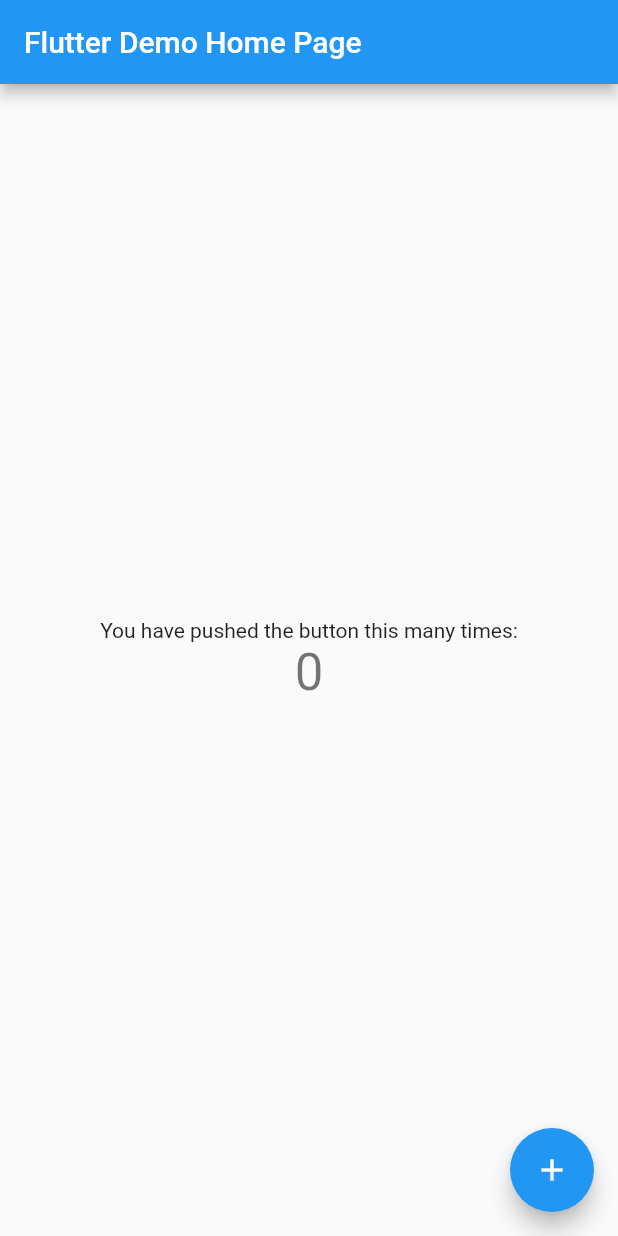
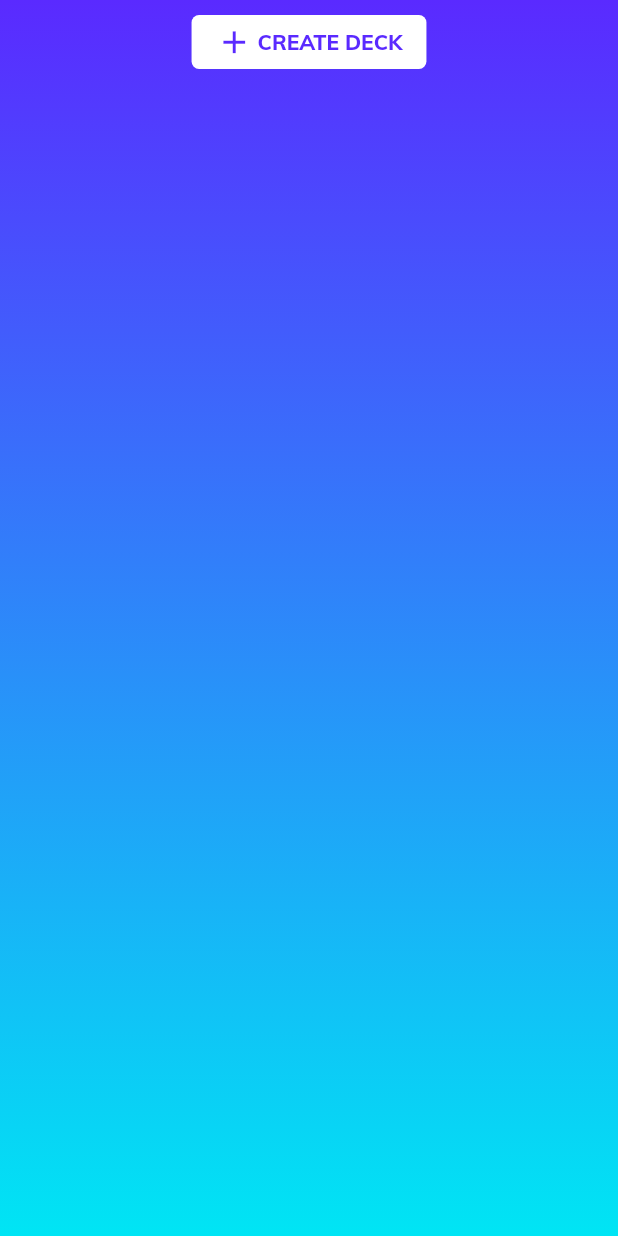
Before and after one commit to memorize-ai/android, a Flutter app: the screen it shows after launch, on a phone screen of 412 x 824 dp. Run offline on Flutter 3.47's test engine with Material 2 defaults, Android fonts, the phone set to English and light mode, and no system bars.

Commit message:
✨ Add background and basic styling
Signed-off-by: Matthew Gleich <matthewgleich@gmail.com>

```diff
--- a/lib/main.dart
+++ b/lib/main.dart
@@ -1,117 +1,21 @@
 import 'package:flutter/material.dart';
 
-void main() {
-  runApp(MyApp());
-}
+import 'package:memorize_ai/routes/home/home.dart';
+import 'package:memorize_ai/theme.dart';
 
-class MyApp extends StatelessWidget {
-  // This widget is the root of your application.
+void main() => runApp(App());
+
+class App extends StatelessWidget {
   @override
   Widget build(BuildContext context) {
     return MaterialApp(
-      title: 'Flutter Demo',
-      theme: ThemeData(
-        // This is the theme of your application.
-        //
-        // Try running your application with "flutter run". You'll see the
-        // application has a blue toolbar. Then, without quitting the app, try
-        // changing the primarySwatch below to Colors.green and then invoke
-        // "hot reload" (press "r" in the console where you ran "flutter run",
-        // or simply save your changes to "hot reload" in a Flutter IDE).
-        // Notice that the counter didn't reset back to zero; the application
-        // is not restarted.
-        primarySwatch: Colors.blue,
-        // This makes the visual density adapt to the platform that you run
-        // the app on. For desktop platforms, the controls will be smaller and
-        // closer together (more dense) than on mobile platforms.
-        visualDensity: VisualDensity.adaptivePlatformDensity,
-      ),
-      home: MyHomePage(title: 'Flutter Demo Home Page'),
+      title: 'memorize.ai',
+      theme: Themes().lightMode,
+      darkTheme: Themes().darkMode,
+      debugShowCheckedModeBanner: false,
+      routes: {
+        HomeRoute.routeName: (ctx) => HomeRoute(),
+      },
     );
   }
 }
-
-class MyHomePage extends StatefulWidget {
-  MyHomePage({Key key, this.title}) : super(key: key);
-
-  // This widget is the home page of your application. It is stateful, meaning
-  // that it has a State object (defined below) that contains fields that affect
-  // how it looks.
-
-  // This class is the configuration for the state. It holds the values (in this
-  // case the title) provided by the parent (in this case the App widget) and
-  // used by the build method of the State. Fields in a Widget subclass are
-  // always marked "final".
-
-  final String title;
-
-  @override
-  _MyHomePageState createState() => _MyHomePageState();
-}
-
-class _MyHomePageState extends State<MyHomePage> {
-  int _counter = 0;
-
-  void _incrementCounter() {
-    setState(() {
-      // This call to setState tells the Flutter framework that something has
-      // changed in this State, which causes it to rerun the build method below
-      // so that the display can reflect the updated values. If we changed
-      // _counter without calling setState(), then the build method would not be
-      // called again, and so nothing would appear to happen.
-      _counter++;
-    });
-  }
-
-  @override
-  Widget build(BuildContext context) {
-    // This method is rerun every time setState is called, for instance as done
-    // by the _incrementCounter method above.
-    //
-    // The Flutter framework has been optimized to make rerunning build methods
-    // fast, so that you can just rebuild anything that needs updating rather
-    // than having to individually change instances of widgets.
-    return Scaffold(
-      appBar: AppBar(
-        // Here we take the value from the MyHomePage object that was created by
-        // the App.build method, and use it to set our appbar title.
-        title: Text(widget.title),
-      ),
-      body: Center(
-        // Center is a layout widget. It takes a single child and positions it
-        // in the middle of the parent.
-        child: Column(
-          // Column is also a layout widget. It takes a list of children and
-          // arranges them vertically. By default, it sizes itself to fit its
-          // children horizontally, and tries to be as tall as its parent.
-          //
-          // Invoke "debug painting" (press "p" in the console, choose the
-          // "Toggle Debug Paint" action from the Flutter Inspector in Android
-          // Studio, or the "Toggle Debug Paint" command in Visual Studio Code)
-          // to see the wireframe for each widget.
-          //
-          // Column has various properties to control how it sizes itself and
-          // how it positions its children. Here we use mainAxisAlignment to
-          // center the children vertically; the main axis here is the vertical
-          // axis because Columns are vertical (the cross axis would be
-          // horizontal).
-          mainAxisAlignment: MainAxisAlignment.center,
-          children: <Widget>[
-            Text(
-              'You have pushed the button this many times:',
-            ),
-            Text(
-              '$_counter',
-              style: Theme.of(context).textTheme.headline4,
-            ),
-          ],
-        ),
-      ),
-      floatingActionButton: FloatingActionButton(
-        onPressed: _incrementCounter,
-        tooltip: 'Increment',
-        child: Icon(Icons.add),
-      ), // This trailing comma makes auto-formatting nicer for build methods.
-    );
-  }
-}
--- /dev/null
+++ b/lib/routes/home/home.dart
@@ -0,0 +1,31 @@
+import 'package:flutter/material.dart';
+
+import 'package:memorize_ai/routes/home/widgets/buttons.dart';
+
+class HomeRoute extends StatelessWidget {
+  static const routeName = '/';
+  @override
+  Widget build(BuildContext context) {
+    return Container(
+      decoration: BoxDecoration(
+        gradient: LinearGradient(
+          begin: Alignment.topCenter,
+          end: Alignment.bottomCenter,
+          colors: [
+            Theme.of(context).primaryColor,
+            Color.fromRGBO(0, 229, 244, 1)
+          ],
+        ),
+      ),
+      child: Scaffold(
+        backgroundColor: Colors.transparent,
+        appBar: AppBar(
+          backgroundColor: Colors.transparent,
+          elevation: 0,
+          centerTitle: true,
+          title: CreateDeckButton(),
+        ),
+      ),
+    );
+  }
+}
--- /dev/null
+++ b/lib/routes/home/widgets/buttons.dart
@@ -0,0 +1,36 @@
+import 'package:flutter/material.dart';
+
+class CreateDeckButton extends StatelessWidget {
+  @override
+  Widget build(BuildContext context) {
+    return FlatButton(
+      onPressed: () => print('Created a deck!'),
+      color: Colors.white,
+      shape: RoundedRectangleBorder(
+        borderRadius: BorderRadius.circular(5),
+      ),
+      child: Row(
+        mainAxisSize: MainAxisSize.min,
+        mainAxisAlignment: MainAxisAlignment.center,
+        children: <Widget>[
+          Icon(
+            Icons.add,
+            color: Theme.of(context).primaryColor,
+            size: 25,
+          ),
+          SizedBox(
+            width: 3,
+          ),
+          Text(
+            'CREATE DECK',
+            style: TextStyle(
+              color: Theme.of(context).primaryColor,
+              fontFamily: 'Muli',
+              fontWeight: FontWeight.w900,
+            ),
+          ),
+        ],
+      ),
+    );
+  }
+}
--- /dev/null
+++ b/lib/theme.dart
@@ -0,0 +1,13 @@
+import 'package:flutter/material.dart';
+
+class Themes {
+  final _primaryColor = Color.fromRGBO(90, 42, 255, 1);
+
+  ThemeData get darkMode => ThemeData(
+        primaryColor: _primaryColor,
+      );
+
+  ThemeData get lightMode => ThemeData(
+        primaryColor: _primaryColor,
+      );
+}
```
Also changed, not shown: pubspec.yaml (+15 -60 lines), assets/fonts/Muli/bold.ttf (added), assets/fonts/Muli/extrabold.ttf (added), assets/fonts/Muli/regular.ttf (added), pubspec.lock, 1 other file.
